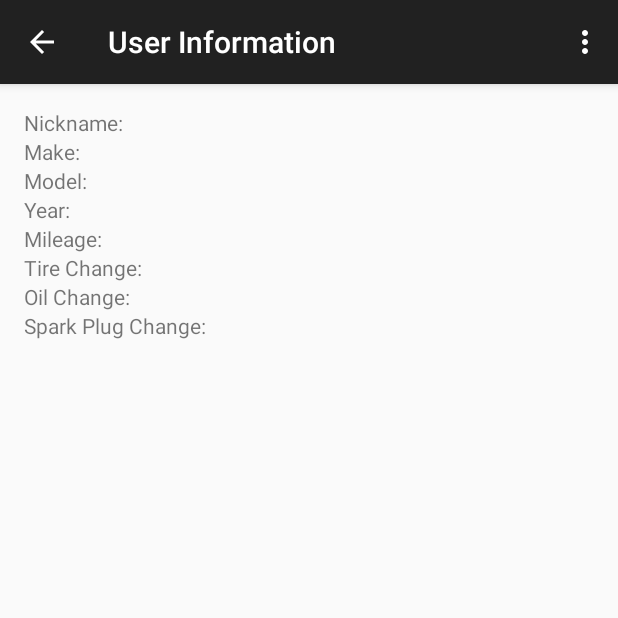
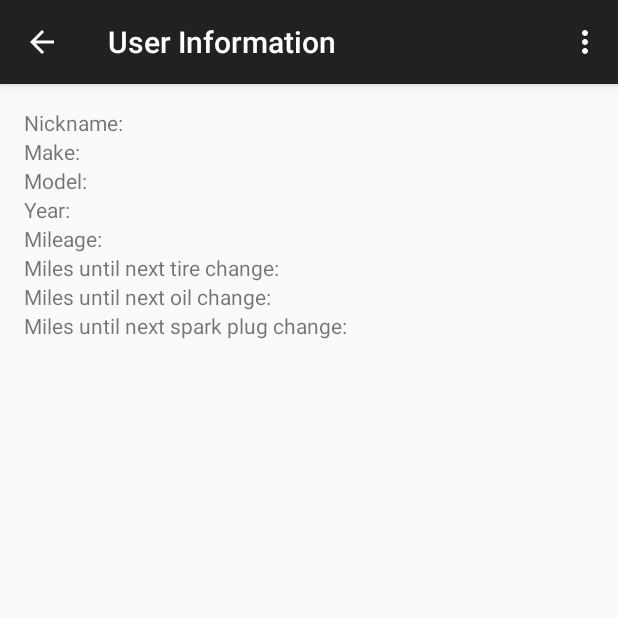
Before and after one commit to jddobson/MechanIT, an Android app: the screen it shows after launch (ViewUserInfo), after a tap on "USER INFORMATION", on a phone screen of 412 x 824 dp, the top half of it. Run offline under Robolectric (Android 15) with nearby library versions, the phone set to English and light mode, and no system bars.

Commit message:
calculates life of parameters when settings are saved

```diff
--- a/Android/MechanITDroidApp/app/src/main/java/com/mechanit/mechanitdroidapp/ViewUserInfo.java
+++ b/Android/MechanITDroidApp/app/src/main/java/com/mechanit/mechanitdroidapp/ViewUserInfo.java
@@ -26,9 +26,9 @@ public class ViewUserInfo extends ActionBarActivity {
     public static final String Model = "modelKey";
     public static final String Year = "yearKey";
     public static final String Mileage = "mileageKey";
-    public static final String Tire = "tireKey";
-    public static final String Oil = "oilKey";
-    public static final String Spark = "sparkKey";
+    public static final String TireLife = "tireLifeKey";
+    public static final String OilLife = "oilLifeKey";
+    public static final String SparkLife = "sparkLifeKey";
 
     public SharedPreferences userInfo;
 
@@ -42,55 +42,35 @@ public class ViewUserInfo extends ActionBarActivity {
         model = (TextView) findViewById(R.id.view_model);
         year = (TextView) findViewById(R.id.view_year);
         mileage = (TextView) findViewById(R.id.view_mileage);
-        tire = (TextView) findViewById(R.id.view_tire_para);
-        oil = (TextView) findViewById(R.id.view_oil_para);
-        spark = (TextView) findViewById(R.id.view_spark_para);
+        tire = (TextView) findViewById(R.id.view_tire_life);
+        oil = (TextView) findViewById(R.id.view_oil_life);
+        spark = (TextView) findViewById(R.id.view_spark_life);
 
         userInfo = getSharedPreferences("userInfo", Context.MODE_PRIVATE);
 
-        if (userInfo.contains(Nickname))
-        {
-            nickname.setText(userInfo.getString(Nickname, ""));
+        if (userInfo.contains(Nickname)) {
+            nickname.setText(userInfo.getString(Nickname, ""));}
 
-        }
-        if (userInfo.contains(Make))
-        {
-            make.setText(userInfo.getString(Make, ""));
+        if (userInfo.contains(Make)) {
+            make.setText(userInfo.getString(Make, ""));}
 
-        }
-        if (userInfo.contains(Model))
-        {
-            model.setText(userInfo.getString(Model, ""));
+        if (userInfo.contains(Model)) {
+            model.setText(userInfo.getString(Model, ""));}
 
-        }
-        if (userInfo.contains(Year))
-        {
-            year.setText(userInfo.getString(Year, ""));
+        if (userInfo.contains(Year)) {
+            year.setText(String.valueOf(userInfo.getInt(Year,0)));}
 
-        }
-        if (userInfo.contains(Mileage))
-        {
-            mileage.setText(userInfo.getString(Mileage,""));
+        if (userInfo.contains(Mileage)) {
+            mileage.setText(String.valueOf(userInfo.getInt(Mileage,0)));}
 
-        }
+        if (userInfo.contains(TireLife)) {
+            tire.setText(String.valueOf(userInfo.getInt(TireLife,0)));}
 
-        if (userInfo.contains(Tire))
-        {
-            tire.setText(userInfo.getString(Tire,""));
+        if (userInfo.contains(OilLife)) {
+            oil.setText(String.valueOf(userInfo.getInt(OilLife,0)));}
 
-        }
-
-        if (userInfo.contains(Oil))
-        {
-            oil.setText(userInfo.getString(Oil,""));
-
-        }
-
-        if (userInfo.contains(Spark))
-        {
-            spark.setText(userInfo.getString(Spark,""));
-
-        }
+        if (userInfo.contains(SparkLife)) {
+            spark.setText(String.valueOf(userInfo.getInt(SparkLife,0)));}
     }
 
 
--- a/Android/MechanITDroidApp/app/src/main/res/layout/activity_view_user_info.xml
+++ b/Android/MechanITDroidApp/app/src/main/res/layout/activity_view_user_info.xml
@@ -125,7 +125,7 @@
     </LinearLayout>
 
     <LinearLayout
-    android:id="@+id/tire_para_layout"
+    android:id="@+id/tire_life_layout"
     android:layout_width="match_parent"
     android:layout_height="wrap_content"
     android:layout_below="@id/view_mileage_layout">
@@ -134,12 +134,12 @@
 
     <TextView
         android:id="@+id/view_tire_textView"
-        android:text="Tire Change:"
+        android:text="Miles until next tire change:"
         android:layout_width="wrap_content"
         android:layout_height="wrap_content"/>
 
     <TextView
-        android:id="@+id/view_tire_para"
+        android:id="@+id/view_tire_life"
         android:text=""
         android:layout_width="match_parent"
         android:layout_height="wrap_content"
@@ -149,21 +149,21 @@
     </LinearLayout>
 
     <LinearLayout
-        android:id="@+id/oil_para_layout"
+        android:id="@+id/oil_life_layout"
         android:layout_width="match_parent"
         android:layout_height="wrap_content"
-        android:layout_below="@id/tire_para_layout">
+        android:layout_below="@id/tire_life_layout">
 
 
 
         <TextView
             android:id="@+id/view_oil_textView"
-            android:text="Oil Change:"
+            android:text="Miles until next oil change:"
             android:layout_width="wrap_content"
             android:layout_height="wrap_content"/>
 
         <TextView
-            android:id="@+id/view_oil_para"
+            android:id="@+id/view_oil_life"
             android:text=""
             android:layout_width="match_parent"
             android:layout_height="wrap_content"
@@ -173,21 +173,21 @@
     </LinearLayout>
 
     <LinearLayout
-        android:id="@+id/spark_para_layout"
+        android:id="@+id/spark_life_layout"
         android:layout_width="match_parent"
         android:layout_height="wrap_content"
-        android:layout_below="@id/oil_para_layout">
+        android:layout_below="@id/oil_life_layout">
 
 
 
         <TextView
             android:id="@+id/view_spark_textView"
-            android:text="Spark Plug Change:"
+            android:text="Miles until next spark plug change:"
             android:layout_width="wrap_content"
             android:layout_height="wrap_content"/>
 
         <TextView
-            android:id="@+id/view_spark_para"
+            android:id="@+id/view_spark_life"
             android:text=""
             android:layout_width="match_parent"
             android:layout_height="wrap_content"
```
Also changed, not shown: Android/MechanITDroidApp/app/src/main/java/com/mechanit/mechanitdroidapp/EditSettings.java (+71 -71 lines), Android/MechanITDroidApp/app/src/main/java/com/mechanit/mechanitdroidapp/SyncData.java (+31 -39 lines), Android/MechanITDroidApp/app/src/main/res/layout/activity_edit_settings.xml (+73 -4 lines), Android/MechanITDroidApp/app/src/main/res/layout/activity_sync_data.xml (+2 -12 lines), 20 other files.
